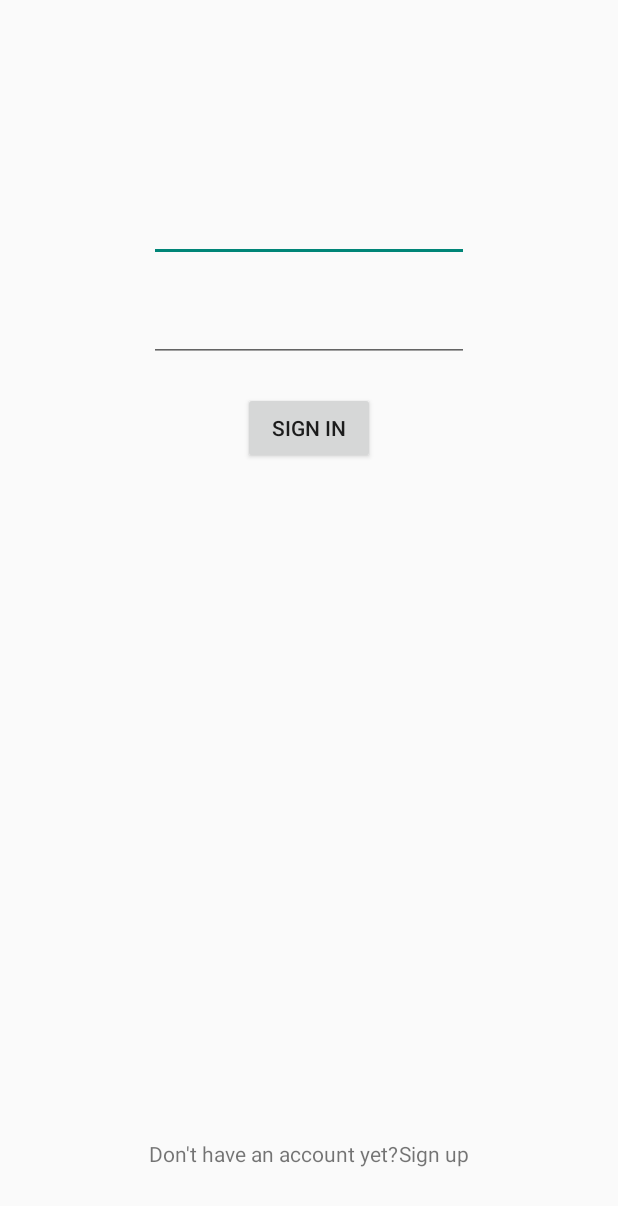
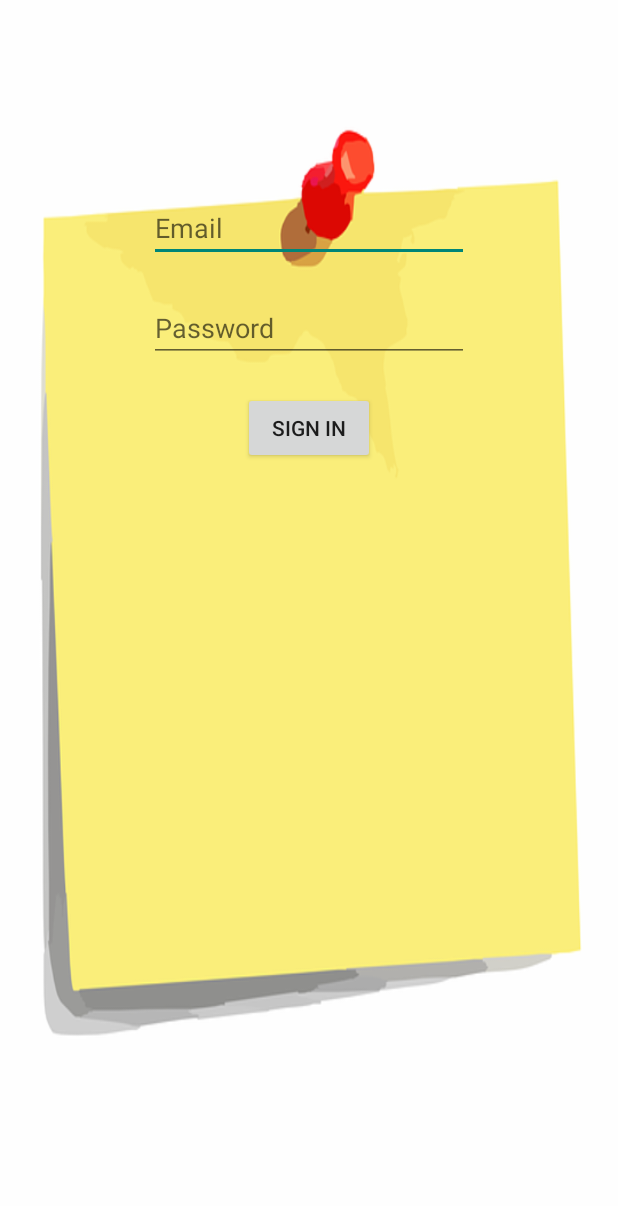
Before and after one commit to VladEzerski/GeoNotes, an Android app: the layout activity_sign_in.xml on its own in the app's theme, with its tools: preview values and no code run, on a phone screen of 412 x 824 dp. Shown: the top 1206 px of the screen. Run offline under Robolectric (Android 15) with nearby library versions, the light colour scheme and no system bars.

Commit message:
Added sign in and sign up to the application

```diff
--- a/app/src/main/java/com/ezerski/vladislav/geonotes/ColorPickerActivity.java
+++ b/app/src/main/java/com/ezerski/vladislav/geonotes/ColorPickerActivity.java
@@ -18,8 +18,8 @@ public class ColorPickerActivity extends AppCompatActivity {
         super.onCreate(savedInstanceState);
         setContentView(R.layout.color_picker);
 
-        final Button btn_col_pick = (Button) findViewById(R.id.btn_ColPick);
-        final ColorPickerView colorPicker = (ColorPickerView) findViewById(R.id.colorPickerView);
+        final Button btn_col_pick = findViewById(R.id.btn_ColPick);
+        final ColorPickerView colorPicker = findViewById(R.id.colorPickerView);
 
         colorPicker.setColorListener(new ColorListener() {
             @Override
--- a/app/src/main/res/layout/activity_sign_in.xml
+++ b/app/src/main/res/layout/activity_sign_in.xml
@@ -1,8 +1,10 @@
 <?xml version="1.0" encoding="utf-8"?>
 <RelativeLayout xmlns:android="http://schemas.android.com/apk/res/android"
-    android:orientation="vertical"
+    xmlns:tools="http://schemas.android.com/tools"
     android:layout_width="match_parent"
-    android:layout_height="match_parent">
+    android:layout_height="match_parent"
+    android:background="@drawable/sticky_note"
+    android:orientation="vertical">
 
 
     <EditText
@@ -13,6 +15,7 @@
         android:layout_centerHorizontal="true"
         android:layout_marginTop="129dp"
         android:ems="10"
+        android:hint="Email"
         android:inputType="textPersonName" />
 
     <EditText
@@ -24,6 +27,7 @@
         android:layout_below="@+id/editText_username_sign_in"
         android:layout_marginTop="21dp"
         android:ems="10"
+        android:hint="Password"
         android:inputType="textPassword" />
 
     <Button
@@ -35,23 +39,4 @@
         android:layout_marginTop="20dp"
         android:text="@string/sign_in" />
 
-    <TextView
-        android:id="@+id/txt_1"
-        android:layout_width="wrap_content"
-        android:layout_height="wrap_content"
-        android:layout_alignLeft="@+id/editText_password_sign_in"
-        android:layout_alignParentBottom="true"
-        android:layout_alignStart="@+id/editText_password_sign_in"
-        android:layout_marginBottom="45dp"
-        android:text="@string/don_t_have_an_account_yet" />
-
-    <TextView
-        android:id="@+id/txt_goto_sign_up"
-        android:layout_width="wrap_content"
-        android:layout_height="wrap_content"
-        android:layout_alignBaseline="@+id/txt_1"
-        android:layout_alignBottom="@+id/txt_1"
-        android:layout_alignEnd="@+id/editText_password_sign_in"
-        android:layout_alignRight="@+id/editText_password_sign_in"
-        android:text="@string/sign_up" />
 </RelativeLayout>
```
Also changed, not shown: app/src/main/AndroidManifest.xml (+4 -12 lines), app/src/main/java/com/ezerski/vladislav/geonotes/MainActivity.java (+19 -3 lines), app/src/main/java/com/ezerski/vladislav/geonotes/SignInActivity.java (+3 -15 lines), app/src/main/java/com/ezerski/vladislav/geonotes/SignUpActivity.java (deleted, +0 -15 lines), app/src/main/res/layout/activity_main.xml (+17 -7 lines), app/src/main/res/layout/activity_sign_up.xml (deleted, +0 -49 lines), app/src/main/res/drawable/exit_to_app_black.png (added), app/src/main/res/drawable/exit_to_app_white.png (added), app/src/main/res/drawable/sticky_note.jpg (added).
